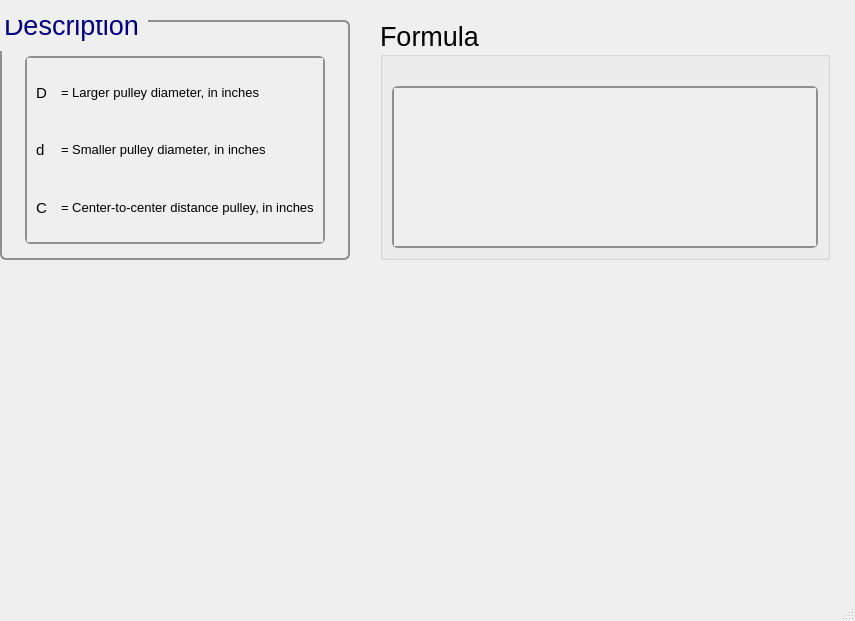
Qt form ui/beltgeo_openbelt.ui (Ah00ra/HNNS) before a commit.
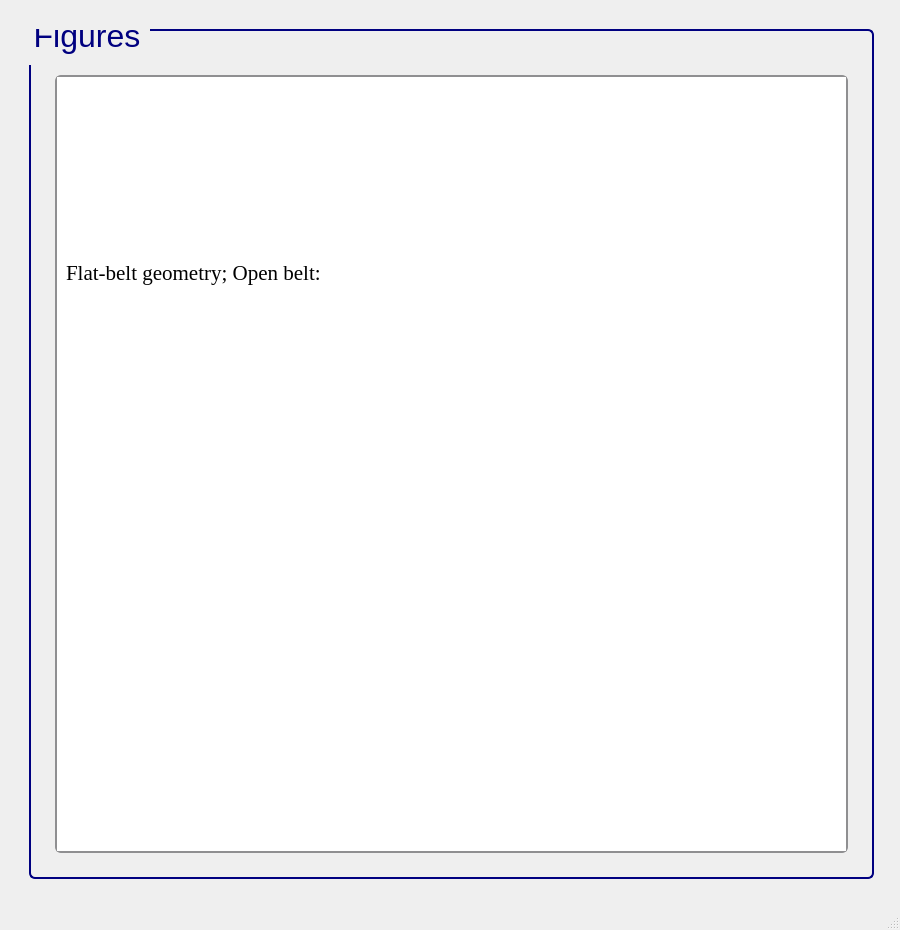
The same form after that commit. Icons and pictures are not drawn.

```diff
--- a/ui/beltgeo_openbelt.ui
+++ b/ui/beltgeo_openbelt.ui
@@ -6,23 +6,35 @@
    <rect>
     <x>0</x>
     <y>0</y>
-    <width>855</width>
-    <height>621</height>
+    <width>900</width>
+    <height>930</height>
    </rect>
   </property>
+  <property name="sizePolicy">
+   <sizepolicy hsizetype="Fixed" vsizetype="Fixed">
+    <horstretch>0</horstretch>
+    <verstretch>0</verstretch>
+   </sizepolicy>
+  </property>
+  <property name="minimumSize">
+   <size>
+    <width>900</width>
+    <height>930</height>
+   </size>
+  </property>
+  <property name="maximumSize">
+   <size>
+    <width>900</width>
+    <height>930</height>
+   </size>
+  </property>
   <property name="windowTitle">
    <string>MainWindow</string>
   </property>
   <widget class="QWidget" name="centralwidget">
+   <layout class="QGridLayout" name="gridLayout">
+    <item row="1" column="1">
    <widget class="QGroupBox" name="groupBox_40">
-    <property name="geometry">
-     <rect>
-      <x>0</x>
-      <y>20</y>
-      <width>350</width>
-      <height>240</height>
-     </rect>
-    </property>
     <property name="sizePolicy">
      <sizepolicy hsizetype="Minimum" vsizetype="Minimum">
       <horstretch>0</horstretch>
@@ -35,48 +47,113 @@
       <height>0</height>
      </size>
     </property>
-    <property name="maximumSize">
-     <size>
-      <width>350</width>
-      <height>241</height>
-     </size>
-    </property>
     <property name="font">
      <font>
       <family>Segoe UI</family>
-      <pointsize>20</pointsize>
+        <pointsize>24</pointsize>
       <weight>50</weight>
       <italic>false</italic>
       <bold>false</bold>
      </font>
     </property>
     <property name="styleSheet">
-     <string notr="true">QGroupBox {
-    border: 2px solid #8f8f91;
+       <string notr="true">/* GroupBox styling */
+QGroupBox {
+    border: 2px solid navy;
     border-radius: 6px;
     background-color: qlineargradient(x1:0, y1:0, x2:0, y2:1,
-                                      stop:0 #f6f7fa, stop:1 #dadbde);
-    font: 20pt &quot;Segoe UI&quot;;
-    padding: 5px; /* add padding inside the group box */
+    stop:0 #f6f7fa, stop:1 #dadbde);
+    font: 24pt &quot;Segoe UI&quot;;
+    padding: 5px;
     color: black;
 }
+
+/* GroupBox title styling */
 QGroupBox::title {
     subcontrol-origin: margin;
     subcontrol-position: top left;
     padding-left: 0px;
     padding-right: 5px;
     padding-top: 0px;
-    margin-top: -20px;  /* shift title up */
+    margin-top: -22px;
     color: navy;
     font-weight: bold;
 }
+
+/* Make QScrollArea (only within GroupBox) have a white background with correct border */
+QGroupBox QScrollArea {
+    background-color: white !important;
+    border: 2px solid #8f8f91;
+    border-radius: 6px;
+}
+
+/* Make QScrollArea's viewport white as well */
+QGroupBox QScrollArea QWidget {
+    background-color: white !important;
+}
+
+/* Scrollbar styling inside QScrollArea in QGroupBox */
+QGroupBox QScrollArea QScrollBar:vertical, QGroupBox QScrollArea QScrollBar:horizontal {
+    background: qlineargradient(x1:0, y1:0, x2:0, y2:1,
+    stop:0 #f6f7fa, stop:1 #dadbde);
+    border: 2px solid #8f8f91;
+    border-radius: 6px;
+    width: 14px;
+    height: 14px;
+    margin: 2px 0 2px 0;
+}
+
+/* Remove bottom button of vertical scrollbar */
+QGroupBox QScrollArea QScrollBar::add-line:vertical {
+    height: 0px;
+    width: 0px;
+    border: none;
+    background: none;
+    margin: 0px;
+    padding: 0px;
+}
+
+/* Scrollbar handle */
+QGroupBox QScrollArea QScrollBar::handle:vertical, QGroupBox QScrollArea QScrollBar::handle:horizontal {
+    background: qlineargradient(x1:0, y1:0, x2:0, y2:1,
+    stop:0 #8f8f91, stop:1 #6f6f71);
+    min-height: 20px;
+    border-radius: 6px;
+    border: 1px solid #6f6f71;
+}
+
+QGroupBox QScrollArea QScrollBar::handle:vertical:hover, QGroupBox QScrollArea QScrollBar::handle:horizontal:hover {
+    background: qlineargradient(x1:0, y1:0, x2:0, y2:1,
+    stop:0 #6f6f71, stop:1 #4f4f51);
+    border: 1px solid #4f4f51;
+}
+
+/* Scrollbar sub-line buttons */
+QGroupBox QScrollArea QScrollBar::sub-line:vertical, QGroupBox QScrollArea QScrollBar::add-line:horizontal, QGroupBox QScrollArea QScrollBar::sub-line:horizontal {
+    background: #8f8f91;
+    border: none;
+    border-radius: 3px;
+    height: 14px;
+    width: 14px;
+    subcontrol-origin: margin;
+}
+
+QGroupBox QScrollArea QScrollBar::sub-line:vertical:hover, QGroupBox QScrollArea QScrollBar::add-line:horizontal:hover, QGroupBox QScrollArea QScrollBar::sub-line:horizontal:hover {
+    background: #6f6f71;
+}
+
+/* Transparent page areas */
+QGroupBox QScrollArea QScrollBar::add-page:vertical, QGroupBox QScrollArea QScrollBar::sub-page:vertical,
+QGroupBox QScrollArea QScrollBar::add-page:horizontal, QGroupBox QScrollArea QScrollBar::sub-page:horizontal {
+    background: transparent;
+}
 </string>
     </property>
     <property name="title">
-     <string>Description</string>
+       <string>Figures</string>
     </property>
     <layout class="QGridLayout" name="gridLayout_61">
-     <item row="0" column="0">
+       <item row="0" column="1">
       <spacer name="verticalSpacer_20">
        <property name="orientation">
         <enum>Qt::Vertical</enum>
@@ -87,284 +164,101 @@
        <property name="sizeHint" stdset="0">
         <size>
          <width>20</width>
-         <height>20</height>
+           <height>30</height>
         </size>
        </property>
       </spacer>
      </item>
-     <item row="1" column="0">
-      <widget class="QScrollArea" name="scrollArea_4">
-       <property name="sizePolicy">
-        <sizepolicy hsizetype="Minimum" vsizetype="Minimum">
-         <horstretch>0</horstretch>
-         <verstretch>0</verstretch>
-        </sizepolicy>
-       </property>
-       <property name="maximumSize">
+       <item row="1" column="2">
+        <spacer name="verticalSpacer_26">
+         <property name="orientation">
+          <enum>Qt::Horizontal</enum>
+         </property>
+         <property name="sizeType">
+          <enum>QSizePolicy::Fixed</enum>
+         </property>
+         <property name="sizeHint" stdset="0">
         <size>
-         <width>300</width>
-         <height>361</height>
-        </size>
-       </property>
-       <property name="font">
-        <font>
-         <pointsize>15</pointsize>
-        </font>
-       </property>
-       <property name="styleSheet">
-        <string notr="true">QScrollArea {
-    background: qlineargradient(x1:0, y1:0, x2:0, y2:1,
-                               stop:0 #f6f7fa, stop:1 #dadbde);
-    border: 2px solid #8f8f91;
-    border-radius: 6px;
-}
-
-QScrollArea QScrollBar:vertical, QScrollArea QScrollBar:horizontal {
-    background: qlineargradient(x1:0, y1:0, x2:0, y2:1,
-                               stop:0 #f6f7fa, stop:1 #dadbde);
-    border: 2px solid #8f8f91;
-    border-radius: 6px;
-    width: 14px;
-    height: 14px;
-    margin: 2px 0 2px 0;
-}
-
-/* Completely remove the bottom button of the vertical scrollbar */
-QScrollArea QScrollBar::add-line:vertical {
-    height: 0px;
-    width: 0px;
-    border: none;
-    background: none;
-    margin: 0px;
-    padding: 0px;
-}
-
-QScrollArea QScrollBar::handle:vertical, QScrollArea QScrollBar::handle:horizontal {
-    background: qlineargradient(x1:0, y1:0, x2:0, y2:1,
-                               stop:0 #8f8f91, stop:1 #6f6f71);
-    min-height: 20px;
-    border-radius: 6px;
-    border: 1px solid #6f6f71;
-}
-
-QScrollArea QScrollBar::handle:vertical:hover, QScrollArea QScrollBar::handle:horizontal:hover {
-    background: qlineargradient(x1:0, y1:0, x2:0, y2:1,
-                               stop:0 #6f6f71, stop:1 #4f4f51);
-    border: 1px solid #4f4f51;
-}
-
-QScrollArea QScrollBar::sub-line:vertical, QScrollArea QScrollBar::add-line:horizontal, QScrollArea QScrollBar::sub-line:horizontal {
-    background: #8f8f91;
-    border: none;
-    border-radius: 3px;
-    height: 14px;
-    width: 14px;
-    subcontrol-origin: margin;
-}
-
-QScrollArea QScrollBar::sub-line:vertical:hover, QScrollArea QScrollBar::add-line:horizontal:hover, QScrollArea QScrollBar::sub-line:horizontal:hover {
-    background: #6f6f71;
-}
-
-QScrollArea QScrollBar::add-page:vertical, QScrollArea QScrollBar::sub-page:vertical,
-QScrollArea QScrollBar::add-page:horizontal, QScrollArea QScrollBar::sub-page:horizontal {
-    background: transparent;
-}
-</string>
-       </property>
-       <property name="verticalScrollBarPolicy">
-        <enum>Qt::ScrollBarAsNeeded</enum>
-       </property>
-       <property name="horizontalScrollBarPolicy">
-        <enum>Qt::ScrollBarAsNeeded</enum>
-       </property>
-       <property name="widgetResizable">
-        <bool>true</bool>
-       </property>
-       <widget class="QWidget" name="scrollAreaWidgetContents_4">
-        <property name="geometry">
-         <rect>
-          <x>0</x>
-          <y>0</y>
-          <width>302</width>
-          <height>164</height>
-         </rect>
-        </property>
-        <layout class="QGridLayout" name="gridLayout_63">
-         <item row="0" column="0">
-          <widget class="QLabel" name="label_3">
-           <property name="font">
-            <font>
-             <pointsize>11</pointsize>
-            </font>
-           </property>
-           <property name="text">
-            <string>D</string>
-           </property>
-          </widget>
-         </item>
-         <item row="0" column="1">
-          <widget class="QLabel" name="htext_361">
-           <property name="font">
-            <font>
-             <family>MS Shell Dlg 2</family>
-             <pointsize>10</pointsize>
-             <weight>50</weight>
-             <italic>false</italic>
-             <bold>false</bold>
-            </font>
-           </property>
-           <property name="text">
-            <string>&lt;html&gt;&lt;head/&gt;&lt;body&gt;&lt;p&gt;= Larger pulley diameter, in inches&lt;/p&gt;&lt;/body&gt;&lt;/html&gt;</string>
-           </property>
-          </widget>
-         </item>
-         <item row="1" column="0">
-          <widget class="QLabel" name="label_4">
-           <property name="font">
-            <font>
-             <pointsize>11</pointsize>
-            </font>
-           </property>
-           <property name="text">
-            <string>d</string>
-           </property>
-          </widget>
+           <width>10</width>
+           <height>20</height>
+          </size>
+         </property>
+        </spacer>
+       </item>
+       <item row="1" column="0">
+        <spacer name="verticalSpacer_25">
+         <property name="orientation">
+          <enum>Qt::Horizontal</enum>
+         </property>
+         <property name="sizeType">
+          <enum>QSizePolicy::Fixed</enum>
+         </property>
+         <property name="sizeHint" stdset="0">
+          <size>
+           <width>10</width>
+           <height>20</height>
+          </size>
+         </property>
+        </spacer>
+       </item>
+       <item row="2" column="1">
+        <spacer name="verticalSpacer_27">
+         <property name="orientation">
+          <enum>Qt::Vertical</enum>
+         </property>
+         <property name="sizeType">
+          <enum>QSizePolicy::Fixed</enum>
+         </property>
+         <property name="sizeHint" stdset="0">
+          <size>
+           <width>10</width>
+           <height>10</height>
+          </size>
+         </property>
+        </spacer>
          </item>
          <item row="1" column="1">
-          <widget class="QLabel" name="htext_358">
-           <property name="font">
-            <font>
-             <family>MS Shell Dlg 2</family>
-             <pointsize>10</pointsize>
-             <weight>50</weight>
-             <italic>false</italic>
-             <bold>false</bold>
-            </font>
-           </property>
-           <property name="text">
-            <string>&lt;html&gt;&lt;head/&gt;&lt;body&gt;&lt;p&gt;= Smaller pulley diameter, in inches&lt;/p&gt;&lt;/body&gt;&lt;/html&gt;</string>
-           </property>
-          </widget>
-         </item>
-         <item row="2" column="0">
-          <widget class="QLabel" name="label_5">
-           <property name="font">
-            <font>
-             <pointsize>11</pointsize>
-            </font>
-           </property>
-           <property name="text">
-            <string>C</string>
-           </property>
-          </widget>
-         </item>
-         <item row="2" column="1">
-          <widget class="QLabel" name="htext_357">
-           <property name="font">
-            <font>
-             <family>MS Shell Dlg 2</family>
-             <pointsize>10</pointsize>
-             <weight>50</weight>
-             <italic>false</italic>
-             <bold>false</bold>
-            </font>
-           </property>
-           <property name="text">
-            <string>&lt;html&gt;&lt;head/&gt;&lt;body&gt;&lt;p&gt;= Center-to-center distance pulley, in inches&lt;/p&gt;&lt;/body&gt;&lt;/html&gt;</string>
-           </property>
-          </widget>
-         </item>
-        </layout>
-       </widget>
-      </widget>
-     </item>
-    </layout>
-   </widget>
-   <widget class="QGroupBox" name="groupBox_39">
-    <property name="geometry">
-     <rect>
-      <x>380</x>
-      <y>20</y>
-      <width>450</width>
-      <height>240</height>
-     </rect>
-    </property>
-    <property name="sizePolicy">
-     <sizepolicy hsizetype="Minimum" vsizetype="Minimum">
-      <horstretch>0</horstretch>
-      <verstretch>0</verstretch>
-     </sizepolicy>
-    </property>
-    <property name="minimumSize">
-     <size>
-      <width>450</width>
-      <height>0</height>
-     </size>
-    </property>
-    <property name="maximumSize">
-     <size>
-      <width>450</width>
-      <height>241</height>
-     </size>
-    </property>
-    <property name="font">
-     <font>
-      <family>Segoe UI</family>
-      <pointsize>20</pointsize>
-      <weight>50</weight>
-      <italic>false</italic>
-      <bold>false</bold>
-     </font>
-    </property>
-    <property name="title">
-     <string>Formula</string>
-    </property>
-    <layout class="QGridLayout" name="gridLayout_60">
-     <item row="0" column="0">
-      <spacer name="verticalSpacer_19">
-       <property name="orientation">
-        <enum>Qt::Vertical</enum>
-       </property>
-       <property name="sizeType">
-        <enum>QSizePolicy::Fixed</enum>
-       </property>
-       <property name="sizeHint" stdset="0">
-        <size>
-         <width>20</width>
-         <height>20</height>
-        </size>
-       </property>
-      </spacer>
-     </item>
-     <item row="1" column="0">
-      <widget class="QScrollArea" name="scrollArea_3">
-       <property name="sizePolicy">
-        <sizepolicy hsizetype="Minimum" vsizetype="Minimum">
-         <horstretch>0</horstretch>
-         <verstretch>0</verstretch>
-        </sizepolicy>
-       </property>
-       <property name="font">
-        <font>
-         <family>Segoe UI</family>
-         <pointsize>15</pointsize>
-         <weight>50</weight>
-         <italic>false</italic>
-         <bold>false</bold>
-        </font>
-       </property>
+        <widget class="QScrollArea" name="scrollArea">
        <property name="styleSheet">
-        <string notr="true">QScrollArea {
-    background: qlineargradient(x1:0, y1:0, x2:0, y2:1,
-                               stop:0 #f6f7fa, stop:1 #dadbde);
+          <string notr="true">/* GroupBox styling */
+QGroupBox {
+    border: 2px solid navy;
+    border-radius: 6px;
+    background-color: qlineargradient(x1:0, y1:0, x2:0, y2:1,
+    stop:0 #f6f7fa, stop:1 #dadbde);
+    font: 20pt &quot;Segoe UI&quot;;
+    padding: 5px;
+    color: black;
+}
+
+/* GroupBox title styling */
+QGroupBox::title {
+    subcontrol-origin: margin;
+    subcontrol-position: top left;
+    padding-left: 0px;
+    padding-right: 5px;
+    padding-top: 0px;
+    margin-top: -20px;
+    color: navy;
+    font-weight: bold;
+}
+
+/* Make QScrollArea (only within GroupBox) have a white background with correct border */
+QGroupBox QScrollArea {
+    background-color: white !important;
     border: 2px solid #8f8f91;
     border-radius: 6px;
 }
 
-QScrollArea QScrollBar:vertical, QScrollArea QScrollBar:horizontal {
+/* Make QScrollArea's viewport white as well */
+QGroupBox QScrollArea QWidget {
+    background-color: white !important;
+}
+
+/* Scrollbar styling inside QScrollArea in QGroupBox */
+QGroupBox QScrollArea QScrollBar:vertical, QGroupBox QScrollArea QScrollBar:horizontal {
     background: qlineargradient(x1:0, y1:0, x2:0, y2:1,
-                               stop:0 #f6f7fa, stop:1 #dadbde);
+    stop:0 #f6f7fa, stop:1 #dadbde);
     border: 2px solid #8f8f91;
     border-radius: 6px;
     width: 14px;
@@ -372,8 +266,8 @@
     margin: 2px 0 2px 0;
 }
 
-/* Completely remove the bottom button of the vertical scrollbar */
-QScrollArea QScrollBar::add-line:vertical {
+/* Remove bottom button of vertical scrollbar */
+QGroupBox QScrollArea QScrollBar::add-line:vertical {
     height: 0px;
     width: 0px;
     border: none;
@@ -382,9 +276,10 @@
     padding: 0px;
 }
 
-QScrollArea QScrollBar::handle:vertical, QScrollArea QScrollBar::handle:horizontal {
+/* Scrollbar handle */
+QGroupBox QScrollArea QScrollBar::handle:vertical, QGroupBox QScrollArea QScrollBar::handle:horizontal {
     background: qlineargradient(x1:0, y1:0, x2:0, y2:1,
-                               stop:0 #8f8f91, stop:1 #6f6f71);
+    stop:0 #8f8f91, stop:1 #6f6f71);
     min-height: 20px;
     border-radius: 6px;
     border: 1px solid #6f6f71;
@@ -396,7 +291,8 @@
     border: 1px solid #4f4f51;
 }
 
-QScrollArea QScrollBar::sub-line:vertical, QScrollArea QScrollBar::add-line:horizontal, QScrollArea QScrollBar::sub-line:horizontal {
+/* Scrollbar sub-line buttons */
+QGroupBox QScrollArea QScrollBar::sub-line:vertical, QGroupBox QScrollArea QScrollBar::add-line:horizontal, QGroupBox QScrollArea QScrollBar::sub-line:horizontal {
     background: #8f8f91;
     border: none;
     border-radius: 3px;
@@ -409,83 +305,55 @@
     background: #6f6f71;
 }
 
-QScrollArea QScrollBar::add-page:vertical, QScrollArea QScrollBar::sub-page:vertical,
-QScrollArea QScrollBar::add-page:horizontal, QScrollArea QScrollBar::sub-page:horizontal {
+/* Transparent page areas */
+QGroupBox QScrollArea QScrollBar::add-page:vertical, QGroupBox QScrollArea QScrollBar::sub-page:vertical,
+QGroupBox QScrollArea QScrollBar::add-page:horizontal, QGroupBox QScrollArea QScrollBar::sub-page:horizontal {
     background: transparent;
 }
 </string>
        </property>
-       <property name="verticalScrollBarPolicy">
-        <enum>Qt::ScrollBarAsNeeded</enum>
-       </property>
        <property name="widgetResizable">
         <bool>true</bool>
        </property>
-       <widget class="QWidget" name="scrollAreaWidgetContents_3">
+         <widget class="QWidget" name="scrollAreaWidgetContents">
         <property name="geometry">
          <rect>
           <x>0</x>
           <y>0</y>
-          <width>422</width>
-          <height>146</height>
-         </rect>
-        </property>
-        <layout class="QGridLayout" name="gridLayout_65">
+            <width>765</width>
+            <height>721</height>
+           </rect>
+          </property>
+          <layout class="QGridLayout" name="gridLayout_2">
          <item row="0" column="0">
           <widget class="QLabel" name="htext_364">
            <property name="font">
             <font>
-             <family>MS Shell Dlg 2</family>
-             <pointsize>11</pointsize>
+               <family>Times New Roman</family>
+               <pointsize>18</pointsize>
              <weight>50</weight>
-             <italic>false</italic>
              <bold>false</bold>
             </font>
            </property>
-           <property name="text">
-            <string>&lt;html&gt;&lt;head/&gt;&lt;body&gt;&lt;p&gt;&lt;img src=&quot;:/desc/images/open belt theta d.png&quot;/&gt;&lt;/p&gt;&lt;/body&gt;&lt;/html&gt;</string>
-           </property>
-           <property name="scaledContents">
-            <bool>true</bool>
-           </property>
-          </widget>
-         </item>
-         <item row="1" column="0">
-          <widget class="QLabel" name="htext_365">
-           <property name="font">
-            <font>
-             <family>MS Shell Dlg 2</family>
-             <pointsize>11</pointsize>
-             <weight>50</weight>
-             <italic>false</italic>
-             <bold>false</bold>
-            </font>
-           </property>
+             <property name="cursor">
+              <cursorShape>ArrowCursor</cursorShape>
+             </property>
+             <property name="frameShape">
+              <enum>QFrame::NoFrame</enum>
+             </property>
            <property name="text">
-            <string>&lt;html&gt;&lt;head/&gt;&lt;body&gt;&lt;p&gt;&lt;img src=&quot;:/desc/images/open belt theta dd.png&quot;/&gt;&lt;/p&gt;&lt;/body&gt;&lt;/html&gt;</string>
-           </property>
-           <property name="scaledContents">
-            <bool>true</bool>
-           </property>
-          </widget>
-         </item>
-         <item row="2" column="0">
-          <widget class="QLabel" name="htext_366">
-           <property name="font">
-            <font>
-             <family>MS Shell Dlg 2</family>
-             <pointsize>11</pointsize>
-             <weight>50</weight>
-             <italic>false</italic>
-             <bold>false</bold>
-            </font>
+              <string>&lt;html&gt;&lt;head/&gt;&lt;body&gt;&lt;p&gt;&lt;span style=&quot; font-size:16pt;&quot;&gt;Flat-belt geometry; Open belt:&lt;/span&gt;&lt;/p&gt;&lt;/body&gt;&lt;/html&gt;</string>
+             </property>
+            </widget>
+           </item>
+           <item row="1" column="0">
+            <widget class="QLabel" name="label">
+             <property name="frameShape">
+              <enum>QFrame::NoFrame</enum>
            </property>
            <property name="text">
-            <string>&lt;html&gt;&lt;head/&gt;&lt;body&gt;&lt;p&gt;&lt;img src=&quot;:/desc/images/open belt L.png&quot;/&gt;&lt;/p&gt;&lt;/body&gt;&lt;/html&gt;</string>
-           </property>
-           <property name="scaledContents">
-            <bool>true</bool>
-           </property>
+              <string>&lt;html&gt;&lt;head/&gt;&lt;body&gt;&lt;p&gt;&lt;img src=&quot;:/info/info/openbeltgeo.png&quot;/&gt;&lt;/p&gt;&lt;/body&gt;&lt;/html&gt;</string>
+             </property>
           </widget>
          </item>
         </layout>
@@ -494,6 +362,72 @@
      </item>
     </layout>
    </widget>
+    </item>
+    <item row="0" column="1">
+     <spacer name="verticalSpacer_21">
+      <property name="orientation">
+       <enum>Qt::Vertical</enum>
+      </property>
+      <property name="sizeType">
+       <enum>QSizePolicy::Fixed</enum>
+      </property>
+      <property name="sizeHint" stdset="0">
+       <size>
+        <width>20</width>
+        <height>20</height>
+       </size>
+      </property>
+     </spacer>
+    </item>
+    <item row="1" column="0">
+     <spacer name="verticalSpacer_24">
+      <property name="orientation">
+       <enum>Qt::Horizontal</enum>
+      </property>
+      <property name="sizeType">
+       <enum>QSizePolicy::Fixed</enum>
+      </property>
+      <property name="sizeHint" stdset="0">
+       <size>
+        <width>20</width>
+        <height>20</height>
+       </size>
+      </property>
+     </spacer>
+    </item>
+    <item row="2" column="1">
+     <spacer name="verticalSpacer_22">
+      <property name="orientation">
+       <enum>Qt::Vertical</enum>
+      </property>
+      <property name="sizeType">
+       <enum>QSizePolicy::Fixed</enum>
+      </property>
+      <property name="sizeHint" stdset="0">
+       <size>
+        <width>20</width>
+        <height>20</height>
+       </size>
+      </property>
+     </spacer>
+    </item>
+    <item row="1" column="2">
+     <spacer name="verticalSpacer_23">
+      <property name="orientation">
+       <enum>Qt::Horizontal</enum>
+      </property>
+      <property name="sizeType">
+       <enum>QSizePolicy::Fixed</enum>
+      </property>
+      <property name="sizeHint" stdset="0">
+       <size>
+        <width>17</width>
+        <height>704</height>
+       </size>
+      </property>
+     </spacer>
+    </item>
+   </layout>
   </widget>
   <widget class="QMenuBar" name="menubar">
    <property name="geometry">
```
Left out of the diff: 16 changed lines with no effect on the pictures. Lines whose indentation alone changed are shown as unchanged.
